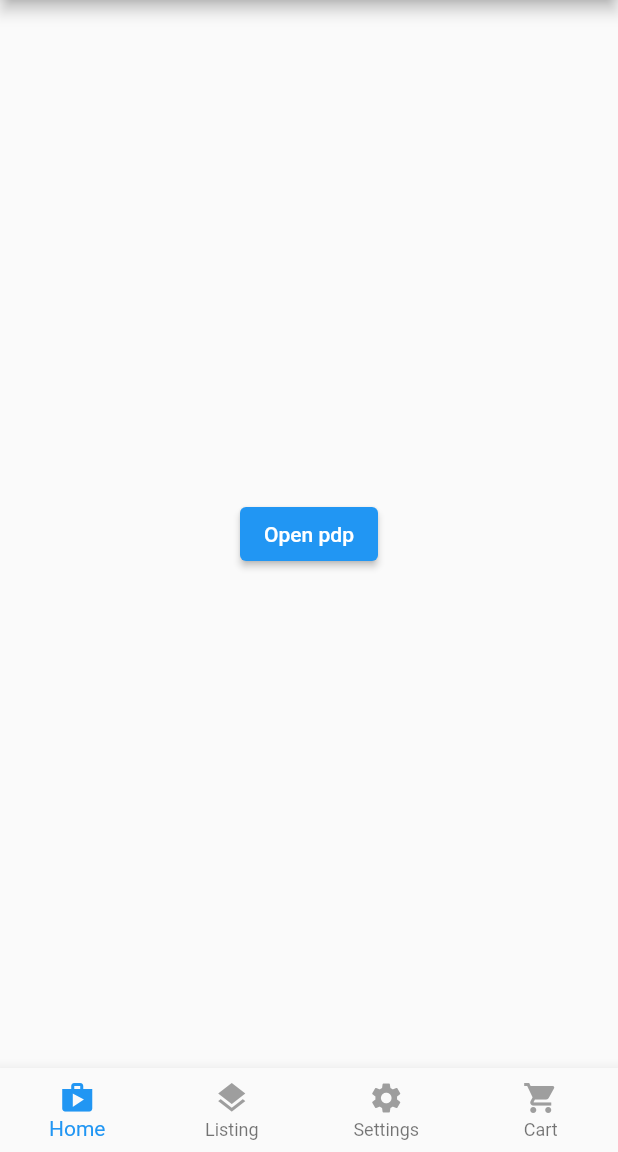
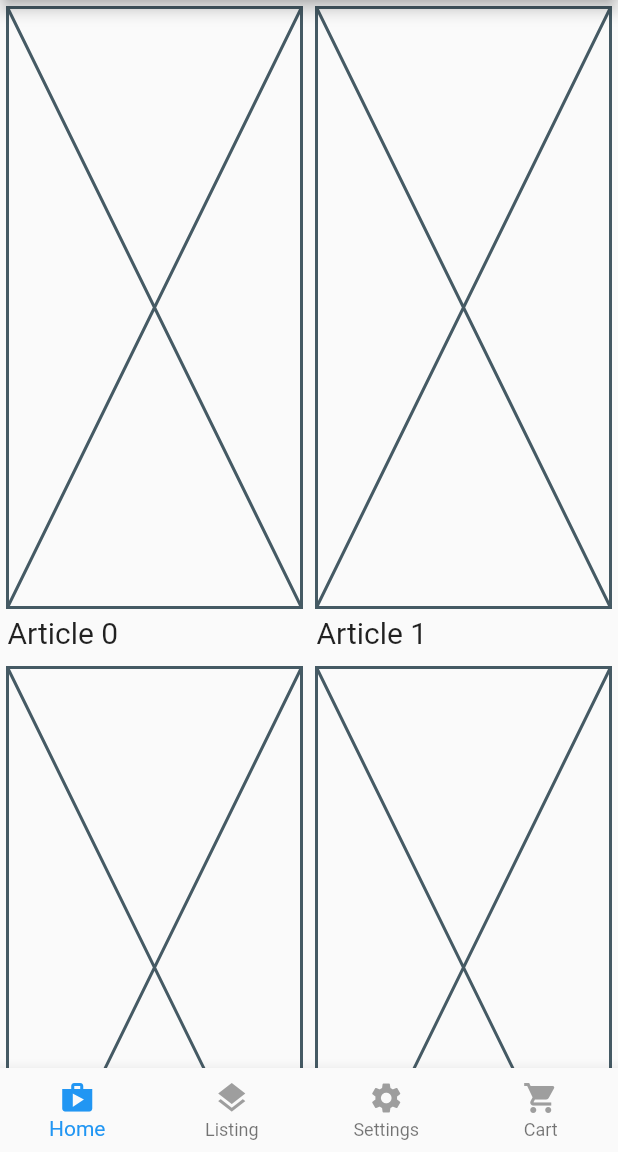
Before and after one commit to manuelJung/flutter-test, a Flutter app: the screen it shows after launch, after a tap on "Open listing", on a phone screen of 412 x 824 dp, the part 84-1236 px from its top. Run offline on Flutter 3.47's test engine with Material 2 defaults, Android fonts, the phone set to English and light mode, and no system bars; our stand-ins replace flutter_mobx, mobx; generated files the repository leaves out were written again.

Commit message:
created ProductList

```diff
--- a/lib/routes/home/index.dart
+++ b/lib/routes/home/index.dart
@@ -18,8 +18,8 @@ class HomeRoute extends StatelessWidget {
           Navigator.push(
             context,
             MaterialPageRoute(
-                builder: (context) =>
-                    const ListingRoute(initialFilters: InitialFilters())),
+                builder: (context) => const ListingRoute(
+                    initialFilters: InitialFilters(category: 'Taschen'))),
           );
         },
       )),
--- a/lib/routes/listing/index.dart
+++ b/lib/routes/listing/index.dart
@@ -1,5 +1,6 @@
 import 'package:flutter/material.dart';
 import 'package:flutter_app/stores/product_list.dart';
+import 'package:flutter_mobx/flutter_mobx.dart';
 import 'package:provider/provider.dart';
 import '../pdp/index.dart';
 
@@ -10,22 +11,96 @@ class ListingRoute extends StatelessWidget {
   @override
   Widget build(BuildContext context) {
     return Provider<ProductList>(
-      create: ((_) => ProductList(initialFilters, [])),
+      create: (_) => ProductList(initialFilters, []),
       child: Scaffold(
         appBar: AppBar(
           title: const Text('Listing'),
         ),
-        body: Center(
-            child: ElevatedButton(
-          child: const Text('Open pdp'),
-          onPressed: () {
-            Navigator.push(
-              context,
-              MaterialPageRoute(builder: (context) => const PDPRoute()),
-            );
-          },
-        )),
+        body: _buildProductList(),
+      ),
+    );
+  }
+
+  Widget _buildProductList() {
+    return Observer(
+      builder: (context) {
+        var store = context.read<ProductList>();
+        return Center(child: Observer(builder: (_) {
+          var store = context.read<ProductList>();
+          return ListView.builder(
+              itemCount: store.canFetchNextPage
+                  ? (store.hits.length / 2).ceil() + 1
+                  : (store.hits.length / 2).ceil(),
+              itemBuilder: (context, i) {
+                if (i == (store.hits.length / 2).ceil()) {
+                  return const LoadingIndicator();
+                }
+                return Row(
+                  mainAxisAlignment: MainAxisAlignment.spaceEvenly,
+                  children: [
+                    ProductWidget(hit: store.hits[i * 2 + 0]),
+                    (store.hits.length - 2) >= (i * 2)
+                        ? ProductWidget(hit: store.hits[i * 2 + 1])
+                        : const Expanded(child: Text(''))
+                  ],
+                );
+              });
+        }));
+      },
+    );
+  }
+}
+
+class LoadingIndicator extends StatelessWidget {
+  const LoadingIndicator({
+    Key? key,
+  }) : super(key: key);
+
+  @override
+  Widget build(BuildContext context) {
+    context.read<ProductList>().incrementPage();
+    return const SizedBox(
+      height: 500,
+      child: Center(
+        child: SizedBox(
+          height: 60,
+          width: 60,
+          child: CircularProgressIndicator(),
+        ),
       ),
     );
   }
 }
+
+class ProductWidget extends StatelessWidget {
+  final Hit hit;
+  const ProductWidget({Key? key, required this.hit}) : super(key: key);
+
+  @override
+  Widget build(BuildContext context) {
+    return Expanded(
+        child: InkWell(
+      onTap: () {
+        Navigator.push(
+            context, MaterialPageRoute(builder: (context) => const PDPRoute()));
+      },
+      child: Container(
+        margin: const EdgeInsets.all(5),
+        child: Column(
+          children: [
+            const Placeholder(fallbackHeight: 400),
+            Container(
+              alignment: Alignment.topLeft,
+              child: Text(
+                hit.title,
+                overflow: TextOverflow.ellipsis,
+                maxLines: 1,
+                style: const TextStyle(fontSize: 20, height: 1.5),
+              ),
+            )
+          ],
+        ),
+      ),
+    ));
+  }
+}
```
